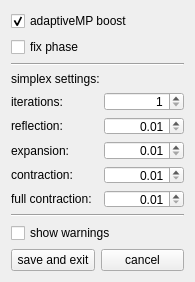
Qt form examples/matchingPursuit/settingwindow.ui (mne-tools/mne-cpp) before a commit.
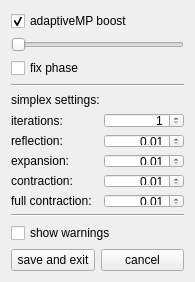
The same form after that commit. Icons and pictures are not drawn.

Patch:
```diff
--- a/examples/matchingPursuit/settingwindow.ui
+++ b/examples/matchingPursuit/settingwindow.ui
@@ -52,6 +52,13 @@
      </property>
     </widget>
    </item>
+   <item>
+    <widget class="QSlider" name="horizontalSlider">
+     <property name="orientation">
+      <enum>Qt::Horizontal</enum>
+     </property>
+    </widget>
+   </item>
    <item>
     <widget class="QCheckBox" name="cb_fixphase">
      <property name="text">
```
